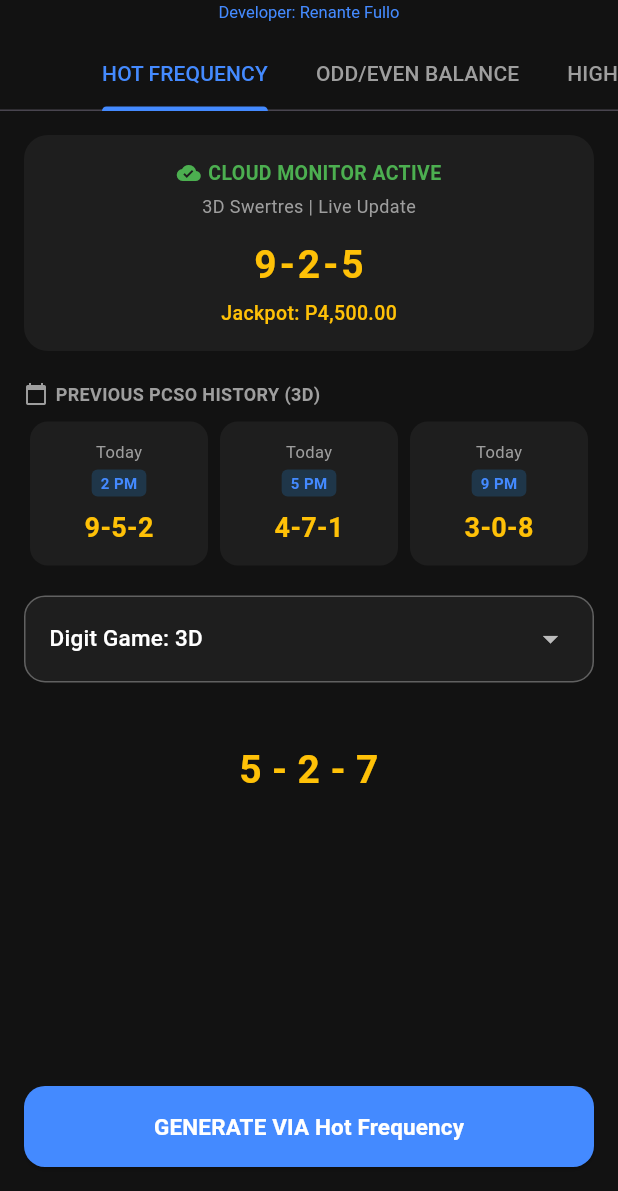
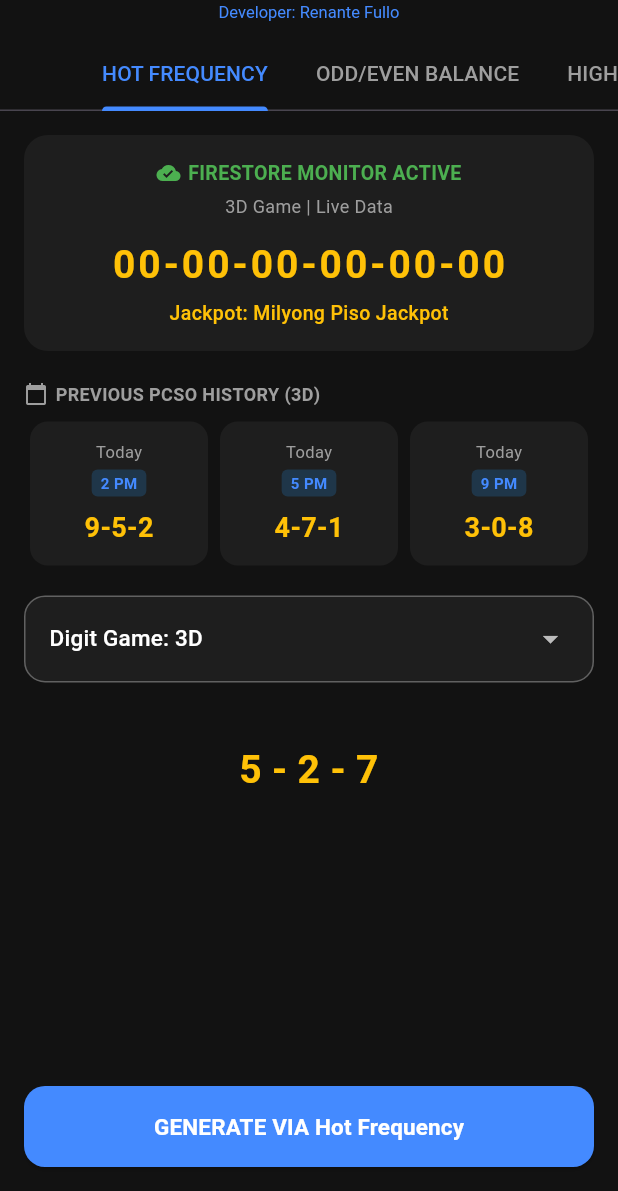
Before and after one commit to Saitama1978/lotto_picker, a Flutter app: the screen it shows after launch, after a tap on "GENERATE VIA Hot Frequency", on a phone screen of 412 x 824 dp, the part 45-1236 px from its top. Run offline on Flutter 3.47's test engine with Material 3 defaults, Android fonts, the light colour scheme and no system bars; our stand-ins replace cloud_firestore, firebase_core; accounts and stored records are empty.

Commit message:
Update main.dart

```diff
--- a/lotto_picker/lib/main.dart
+++ b/lotto_picker/lib/main.dart
@@ -1,6 +1,6 @@
 import 'package:flutter/material.dart';
 import 'package:firebase_core/firebase_core.dart';
-import 'package:firebase_database/firebase_database.dart';
+import 'package:cloud_firestore/cloud_firestore.dart';
 import 'dart:math';
 
 void main() async {
@@ -13,7 +13,6 @@ void main() async {
         appId: '1:458447298380:android:308fd26da180954e40b9e9',
         messagingSenderId: '458447298380',
         storageBucket: 'lotto-asintado.appspot.com',
-        databaseURL: 'https://lotto-asintado-default-rtdb.asia-southeast1.firebasedatabase.app',
       ),
     );
   } catch (e) {
@@ -48,15 +47,16 @@ class HomeScreen extends StatefulWidget {
 
 class _HomeScreenState extends State<HomeScreen> with SingleTickerProviderStateMixin {
   late TabController _strategyTabController;
-  final DatabaseReference _dbRootRef = FirebaseDatabase.instance.ref('pcso_data');
 
   final List<String> strategies = ['Hot Frequency', 'Odd/Even Balance', 'High/Low Range'];
-  final List<String> lottoGames = ['3D', '2D', '6-42', '6-45', '6-49', '6-55', '6-58'];
+
+  // 🎯 KUMPLETONG LISTAHAN NG LARO: Idinagdag ang 4D at 6D!
+  final List<String> lottoGames = ['3D', '2D', '4D', '6D', '6-42', '6-45', '6-49', '6-55', '6-58'];
 
   String selectedGameFreq = '3D';
   List<int> generatedNumbers = [];
 
-  // Live Firebase Map states
+  // Live Screen Map states
   String cloudResult = "9-2-5";
   String history2pm = "9-5-2";
   String history5pm = "4-7-1";
@@ -68,39 +68,59 @@ class _HomeScreenState extends State<HomeScreen> with SingleTickerProviderStateM
   void initState() {
     super.initState();
     _strategyTabController = TabController(length: strategies.length, vsync: this);
-    _listenToFirebase(selectedGameFreq);
+    _listenToFirestore(selectedGameFreq);
   }
 
-  // Live data trigger kapag nagpalit ng laro sa dropdown!
-  void _listenToFirebase(String game) {
-    _dbRootRef.child(game).onValue.listen((DatabaseEvent event) {
+  // Live Listener galing sa Cloud Firestore
+  void _listenToFirestore(String game) {
+    FirebaseFirestore.instance.collection('pcso_data').doc(game).snapshots().listen((snapshot) {
       if (!mounted) return;
-      final data = event.snapshot.value as Map<dynamic, dynamic>?;
+
       setState(() {
+        if (!snapshot.exists) {
+          // Kung wala pang data sa Firestore para sa napiling laro, maglalagay ng default zeros
+          gameName = game.contains('-') ? "$game Lotto" : "$game Game";
+          jackpotPrize = "Milyong Piso Jackpot";
+          if (game == '2D') { cloudResult = "00-00"; jackpotPrize = "P4,000.00"; }
+          else if (game == '4D') { cloudResult = "0-0-0-0"; jackpotPrize = "P10,000.00+"; }
+          else if (game == '6D') { cloudResult = "0-0-0-0-0-0"; jackpotPrize = "P150,000.00+"; }
+          else { cloudResult = "00-00-00-00-00-00"; }
+          return;
+        }
+
+        final data = snapshot.data();
+
         if (game == '3D') {
           gameName = "3D Swertres";
           jackpotPrize = "P4,500.00";
-          cloudResult = data?['result']?.toString() ?? '9-2-5';
-          if (data?['history'] != null) {
-            final history = data?['history'] as Map<dynamic, dynamic>;
-            history2pm = history['2pm']?.toString() ?? '9-5-2';
-            history5pm = history['5pm']?.toString() ?? '4-7-1';
-            history9pm = history['9pm']?.toString() ?? '3-0-8';
-          }
+          cloudResult = (data?['result'] ?? '9-2-5').toString();
+
+          // Pagkuha ng history fields galing sa document mo
+          history2pm = (data?['2pm'] ?? data?['history_2pm'] ?? '9-5-2').toString();
+          history5pm = (data?['5pm'] ?? data?['history_5pm'] ?? '4-7-1').toString();
+          history9pm = (data?['9pm'] ?? data?['history_9pm'] ?? '3-0-8').toString();
         } else if (game == '2D') {
           gameName = "2D Lotto";
           jackpotPrize = "P4,000.00";
-          cloudResult = data?['result']?.toString() ?? '24-11';
+          cloudResult = (data?['result'] ?? '24-11').toString();
+        } else if (game == '4D') {
+          gameName = "4D Lotto";
+          jackpotPrize = "Minimum P10,000.00";
+          cloudResult = (data?['result'] ?? '1-2-3-4').toString();
+        } else if (game == '6D') {
+          gameName = "6D Lotto";
+          jackpotPrize = "Minimum P150,000.00";
+          cloudResult = (data?['result'] ?? '1-2-3-4-5-6').toString();
         } else {
           gameName = "$game Lotto";
           jackpotPrize = "Milyong Piso Jackpot";
-          cloudResult = data?['result']?.toString() ?? '00-00-00-00-00-00';
+          cloudResult = (data?['result'] ?? '00-00-00-00-00-00').toString();
         }
       });
     });
   }
 
-  // Dynamic Generator base sa piniling laro!
+  // Dynamic Generator para sa lahat ng laro kasama 4D at 6D!
   void generateNumbers() {
     final random = Random();
     setState(() {
@@ -109,7 +129,14 @@ class _HomeScreenState extends State<HomeScreen> with SingleTickerProviderStateM
         generatedNumbers = List.generate(3, (_) => pool[random.nextInt(pool.length)]);
       } else if (selectedGameFreq == '2D') {
         generatedNumbers = List.generate(2, (_) => random.nextInt(31) + 1);
+      } else if (selectedGameFreq == '4D') {
+        // 4-Digit Game: Nakakakuha ng 4 numbers mula 0 hanggang 9
+        generatedNumbers = List.generate(4, (_) => random.nextInt(10));
+      } else if (selectedGameFreq == '6D') {
+        // 6-Digit Game: Nakakakuha ng 6 numbers mula 0 hanggang 9
+        generatedNumbers = List.generate(6, (_) => random.nextInt(10));
       } else {
+        // Para sa mga malalaking laro (6-42, 6-45, etc.) - 6 non-repeating sorted numbers
         int maxNumber = int.parse(selectedGameFreq.split('-')[1]);
         Set<int> numbersSet = {};
         while (numbersSet.length < 6) {
@@ -132,7 +159,6 @@ class _HomeScreenState extends State<HomeScreen> with SingleTickerProviderStateM
             Row(
               mainAxisAlignment: MainAxisAlignment.center,
               children: const [
-                // PINALITAN NG SIGURADONG GAGANANG ICONS (WALA NANG KAHON NA MAY EKIS)
                 Icon(Icons.adjust, color: Colors.redAccent, size: 20),
                 SizedBox(width: 5),
                 Text('LOTTO ASINTADO STRATEGY PRO', style: TextStyle(fontSize: 14, fontWeight: FontWeight.bold, color: Colors.white)),
@@ -158,27 +184,22 @@ class _HomeScreenState extends State<HomeScreen> with SingleTickerProviderStateM
               child: Column(
                 crossAxisAlignment: CrossAxisAlignment.start,
                 children: [
-                  // Cloud Monitor Active Card
                   Container(
                     width: double.infinity,
                     padding: const EdgeInsets.all(16),
-                    decoration: BoxDecoration(
-                      color: const Color(0xFF1E1E1E),
-                      borderRadius: BorderRadius.circular(16),
-                    ),
+                    decoration: BoxDecoration(color: const Color(0xFF1E1E1E), borderRadius: BorderRadius.circular(16)),
                     child: Column(
                       children: [
                         Row(
                           mainAxisAlignment: MainAxisAlignment.center,
                           children: const [
-                            // PINALITAN NG STANDARD ICON PARA SAFE
                             Icon(Icons.cloud_done, color: Colors.green, size: 16),
                             SizedBox(width: 5),
-                            Text('CLOUD MONITOR ACTIVE', style: TextStyle(color: Colors.green, fontWeight: FontWeight.bold, fontSize: 13)),
+                            Text('FIRESTORE MONITOR ACTIVE', style: TextStyle(color: Colors.green, fontWeight: FontWeight.bold, fontSize: 13)),
                           ],
                         ),
                         const SizedBox(height: 4),
-                        Text('$gameName | Live Update', style: const TextStyle(color: Colors.grey, fontSize: 12)),
+                        Text('$gameName | Live Data', style: const TextStyle(color: Colors.grey, fontSize: 12)),
                         const SizedBox(height: 12),
                         Text(cloudResult, style: const TextStyle(color: Colors.amber, fontSize: 26, fontWeight: FontWeight.bold, letterSpacing: 2)),
                         const SizedBox(height: 4),
@@ -188,7 +209,6 @@ class _HomeScreenState extends State<HomeScreen> with SingleTickerProviderStateM
                   ),
                   const SizedBox(height: 20),
 
-                  // Previous History Section (Makikita lang kapag 3D ang pinili para malinis)
                   if (selectedGameFreq == '3D') ...[
                     Row(
                       children: const [
@@ -209,7 +229,6 @@ class _HomeScreenState extends State<HomeScreen> with SingleTickerProviderStateM
                     const SizedBox(height: 20),
                   ],
 
-                  // Target Draw Selector Card
                   Container(
                     padding: const EdgeInsets.symmetric(horizontal: 16, vertical: 4),
                     decoration: BoxDecoration(
@@ -222,7 +241,6 @@ class _HomeScreenState extends State<HomeScreen> with SingleTickerProviderStateM
                         value: selectedGameFreq,
                         isExpanded: true,
                         dropdownColor: const Color(0xFF1E1E1E),
-                        // TINANGGAL ANG DESIGN ICON NA SUMISIRA SA SCREEN
                         items: lottoGames.map((String game) {
                           return DropdownMenuItem<String>(
                             value: game,
@@ -233,7 +251,7 @@ class _HomeScreenState extends State<HomeScreen> with SingleTickerProviderStateM
                           setState(() {
                             selectedGameFreq = value!;
                             generatedNumbers = [];
-                            _listenToFirebase(selectedGameFreq);
+                            _listenToFirestore(selectedGameFreq);
                           });
                         },
                       ),
@@ -241,7 +259,6 @@ class _HomeScreenState extends State<HomeScreen> with SingleTickerProviderStateM
                   ),
                   const SizedBox(height: 40),
 
-                  // Result Display Center Text
                   Center(
                     child: Text(
                       generatedNumbers.isEmpty
@@ -259,8 +276,6 @@ class _HomeScreenState extends State<HomeScreen> with SingleTickerProviderStateM
               ),
             ),
           ),
-
-          // Generate Button
           Padding(
             padding: const EdgeInsets.all(16.0),
             child: SizedBox(
```
